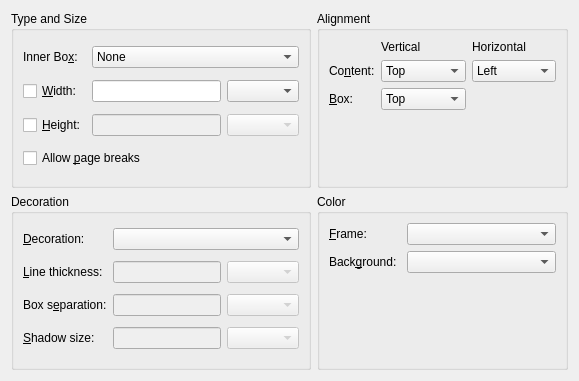
The window that src/frontends/qt/ui/BoxUi.ui (kojiOnHill/lyx) describes before a commit, drawn with Qt 5.
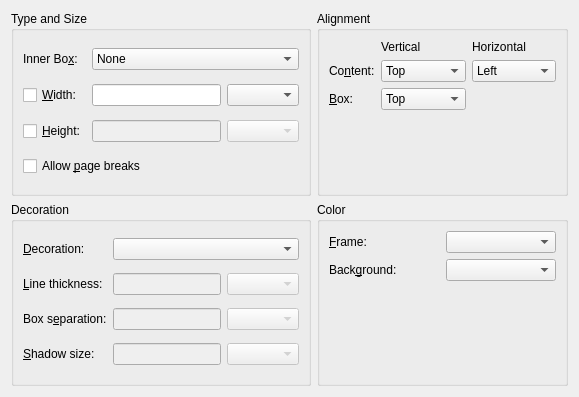
The same window after the commit. Custom widgets are drawn as their Qt base class.

Commit message:
A bit more color to the world, part IV
Use the new colors and UI in the Box dialog.

Now all color settings are done.

Diff of the .ui file:
```diff
--- a/src/frontends/qt/ui/BoxUi.ui
+++ b/src/frontends/qt/ui/BoxUi.ui
@@ -7,7 +7,7 @@
     <x>0</x>
     <y>0</y>
     <width>579</width>
-    <height>381</height>
+    <height>397</height>
    </rect>
   </property>
   <property name="windowTitle">
@@ -434,19 +434,6 @@
       <bool>true</bool>
      </property>
      <layout class="QGridLayout" name="gridLayout_4">
-      <item row="2" column="2">
-       <spacer name="verticalSpacer">
-        <property name="orientation">
-         <enum>Qt::Vertical</enum>
-        </property>
-        <property name="sizeHint" stdset="0">
-         <size>
-          <width>20</width>
-          <height>40</height>
-         </size>
-        </property>
-       </spacer>
-      </item>
       <item row="1" column="0">
        <widget class="QLabel" name="backgroundColorLA">
         <property name="text">
@@ -457,6 +444,16 @@
         </property>
        </widget>
       </item>
+      <item row="0" column="1">
+       <widget class="lyx::frontend::ColorsCombo" name="frameColorCO">
+        <property name="inputMethodHints">
+         <set>Qt::ImhDigitsOnly|Qt::ImhLatinOnly</set>
+        </property>
+        <property name="maxVisibleItems">
+         <number>20</number>
+        </property>
+       </widget>
+      </item>
       <item row="0" column="0">
        <widget class="QLabel" name="frameColorLA">
         <property name="text">
@@ -467,11 +464,28 @@
         </property>
        </widget>
       </item>
-      <item row="1" column="1" colspan="2">
-       <widget class="QComboBox" name="backgroundColorCO"/>
+      <item row="2" column="1">
+       <spacer name="verticalSpacer">
+        <property name="orientation">
+         <enum>Qt::Vertical</enum>
+        </property>
+        <property name="sizeHint" stdset="0">
+         <size>
+          <width>20</width>
+          <height>40</height>
+         </size>
+        </property>
+       </spacer>
       </item>
-      <item row="0" column="1" colspan="2">
-       <widget class="QComboBox" name="frameColorCO"/>
+      <item row="1" column="1">
+       <widget class="lyx::frontend::ColorsCombo" name="backgroundColorCO">
+        <property name="inputMethodHints">
+         <set>Qt::ImhDigitsOnly|Qt::ImhLatinOnly</set>
+        </property>
+        <property name="maxVisibleItems">
+         <number>20</number>
+        </property>
+       </widget>
       </item>
      </layout>
     </widget>
@@ -479,6 +493,11 @@
   </layout>
  </widget>
  <customwidgets>
+  <customwidget>
+   <class>lyx::frontend::ColorsCombo</class>
+   <extends>QComboBox</extends>
+   <header>ColorsCombo.h</header>
+  </customwidget>
   <customwidget>
    <class>lyx::frontend::LengthCombo</class>
    <extends>QComboBox</extends>
```
The commit also changes 10 other files.
